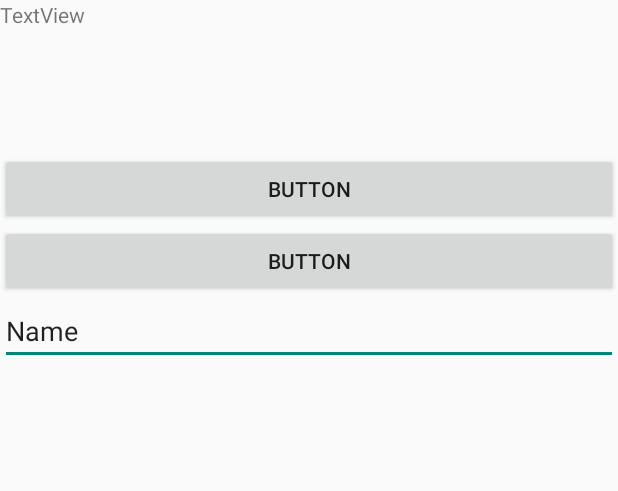
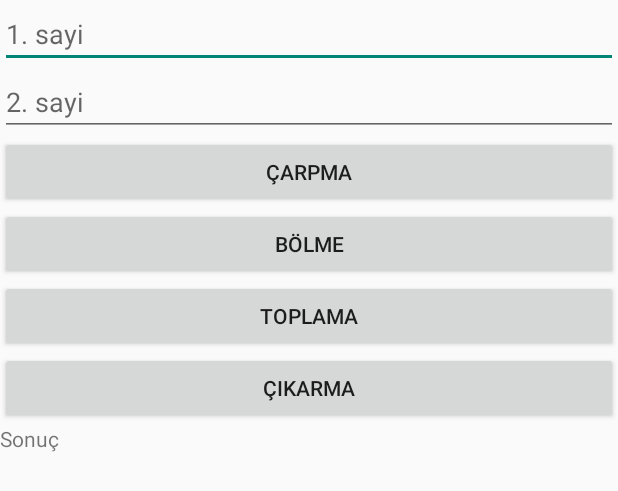
Before and after one commit to HavaGundogan/Android-Learning-With-Kotlin, an Android app built with Jetpack Compose: the layout main_activity.xml on its own in the app's theme, with its tools: preview values and no code run, on a phone screen of 412 x 824 dp. Shown: the top 491 px of the screen. Run offline under Robolectric (Android 15) with nearby library versions, the phone set to English and light mode, and no system bars.

Commit message:
Create Calculator

```diff
--- a/AndroidViewBindingExample/app/src/main/res/layout/main_activity.xml
+++ b/AndroidViewBindingExample/app/src/main/res/layout/main_activity.xml
@@ -4,30 +4,54 @@
     android:layout_height="match_parent"
     android:orientation="vertical">
 
-    <TextView
-        android:id="@+id/textView"
-        android:layout_width="match_parent"
-        android:layout_height="102dp"
-        android:text="TextView" />
-
-    <Button
-        android:id="@+id/button"
-        android:layout_width="match_parent"
-        android:layout_height="wrap_content"
-        android:shadowColor="#5C2424"
-        android:text="Button" />
-
-    <Button
-        android:id="@+id/button2"
-        android:layout_width="match_parent"
-        android:layout_height="wrap_content"
-        android:text="Button" />
-
     <EditText
-        android:id="@+id/editText"
+        android:id="@+id/sayi1"
         android:layout_width="match_parent"
         android:layout_height="wrap_content"
         android:ems="10"
-        android:inputType="text"
-        android:text="Name" />
+        android:hint="1. sayi"
+        android:inputType="text" />
+
+    <EditText
+        android:id="@+id/sayi2"
+        android:layout_width="match_parent"
+        android:layout_height="wrap_content"
+        android:ems="10"
+        android:hint="2. sayi"
+        android:inputType="text" />
+
+    <Button
+        android:id="@+id/çarpma"
+        android:layout_width="match_parent"
+        android:layout_height="wrap_content"
+        android:onClick="myMultiply"
+        android:text="Çarpma" />
+
+    <Button
+        android:id="@+id/Bölme"
+        android:layout_width="match_parent"
+        android:layout_height="wrap_content"
+        android:onClick="myDiv"
+        android:text="Bölme" />
+
+    <Button
+        android:id="@+id/Toplama"
+        android:layout_width="match_parent"
+        android:layout_height="wrap_content"
+        android:onClick="mySum"
+        android:text="Toplama" />
+
+    <Button
+        android:id="@+id/Çıkarma"
+        android:layout_width="match_parent"
+        android:layout_height="wrap_content"
+        android:onClick="mySub"
+        android:text="Çıkarma" />
+
+    <TextView
+        android:id="@+id/sonuç"
+        android:layout_width="match_parent"
+        android:layout_height="174dp"
+
+        android:text="Sonuç" />
 </LinearLayout>
```
Also changed, not shown: AndroidViewBindingExample/app/src/main/java/com/gundogan/androidviewbindingexample/MainActivity.kt (+55 -2 lines).
